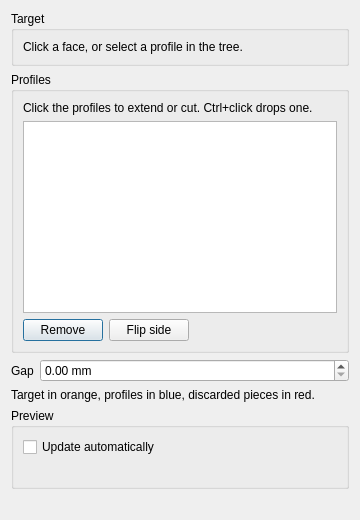
Before: the Qt Designer form freecad/maxproframe/resources/ui/extend_cut.ui in sclMAX/MaxProFrame, drawn with Qt 5.
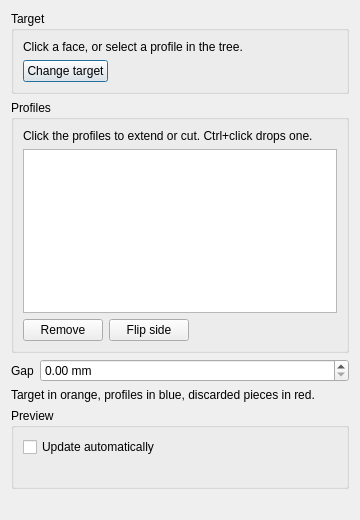
After: the same form once the commit is applied.

Commit message:
feat(trim): enable Flip side only with a selection and add Change target
Flip side is disabled until a row of the profiles list is selected. A checkable
Change target button lets the next click replace the target while creating an
Extend / Cut or a Notch; clicks add profiles again once a target is picked.

Patch:
```diff
--- a/freecad/maxproframe/resources/ui/extend_cut.ui
+++ b/freecad/maxproframe/resources/ui/extend_cut.ui
@@ -30,6 +30,33 @@
         </property>
        </widget>
       </item>
+      <item>
+       <layout class="QHBoxLayout" name="horizontalLayout_target">
+        <item>
+         <widget class="QPushButton" name="change_target_button">
+          <property name="text">
+           <string>Change target</string>
+          </property>
+          <property name="checkable">
+           <bool>true</bool>
+          </property>
+         </widget>
+        </item>
+        <item>
+         <spacer name="horizontalSpacer_target">
+          <property name="orientation">
+           <enum>Qt::Orientation::Horizontal</enum>
+          </property>
+          <property name="sizeHint" stdset="0">
+           <size>
+            <width>40</width>
+            <height>20</height>
+           </size>
+          </property>
+         </spacer>
+        </item>
+       </layout>
+      </item>
      </layout>
     </widget>
    </item>
```
The commit also changes 4 other files.
